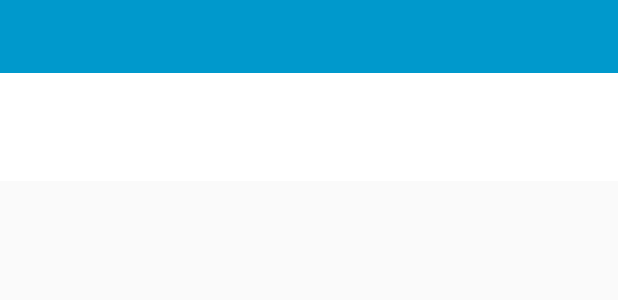
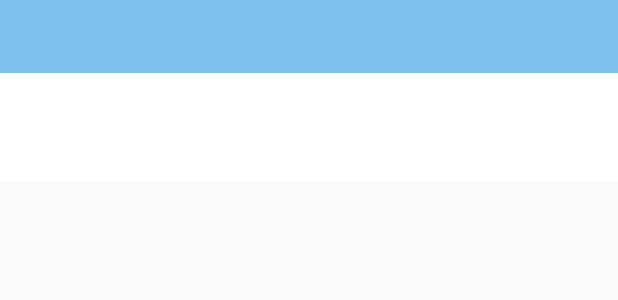
Before and after one commit to omarbakker/Stream-app, an Android app: the layout list_item_pin.xml on its own in the app's theme, with its tools: preview values and no code run, on a phone screen of 412 x 824 dp. Shown: the top 300 px of the screen. Run offline under Robolectric (Android 15) with nearby library versions, the phone set to English and light mode, and no system bars.

Commit message:
adding skyblue color

```diff
--- a/app/src/main/java/com/test/stream/stream/Utilities/PinAdapter.java
+++ b/app/src/main/java/com/test/stream/stream/Utilities/PinAdapter.java
@@ -81,9 +81,6 @@ public class PinAdapter extends ArrayAdapter<Pin> {
         viewHolder.subTitle.setText(pin.getSubtitle());
         viewHolder.description.setText(pin.getDescription());
 
-        /*if(pin.getTitle().equals("kevstest")){
-            convertView.setBackgroundColor(Color.RED);
-        }*/
         return convertView;
     }
 }
--- a/app/src/main/res/layout/list_item_pin.xml
+++ b/app/src/main/res/layout/list_item_pin.xml
@@ -10,7 +10,7 @@
         android:layout_height="wrap_content"
         android:textStyle="bold"
         android:layout_alignParentTop="true"
-        android:background="@android:color/holo_blue_dark"
+        android:background="@color/skyBlue"
         android:textSize="30dp"
         android:gravity="center"
         android:ellipsize="end"
--- a/app/src/main/res/values/colors.xml
+++ b/app/src/main/res/values/colors.xml
@@ -8,4 +8,5 @@
     <color name="red">#FC1501</color>
     <color name="customBlue">#0082be</color>
     <color name="darkBlueTextColor">#004976</color>
+    <color name="skyBlue">#7EC0EE</color>
 </resources>
```
